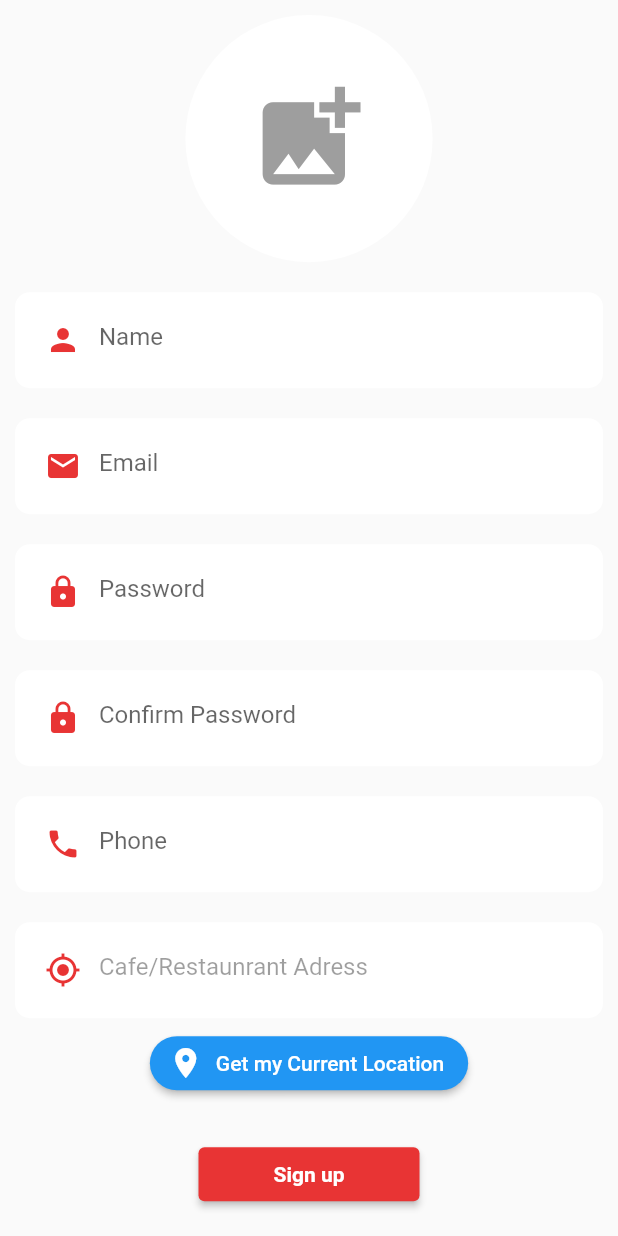
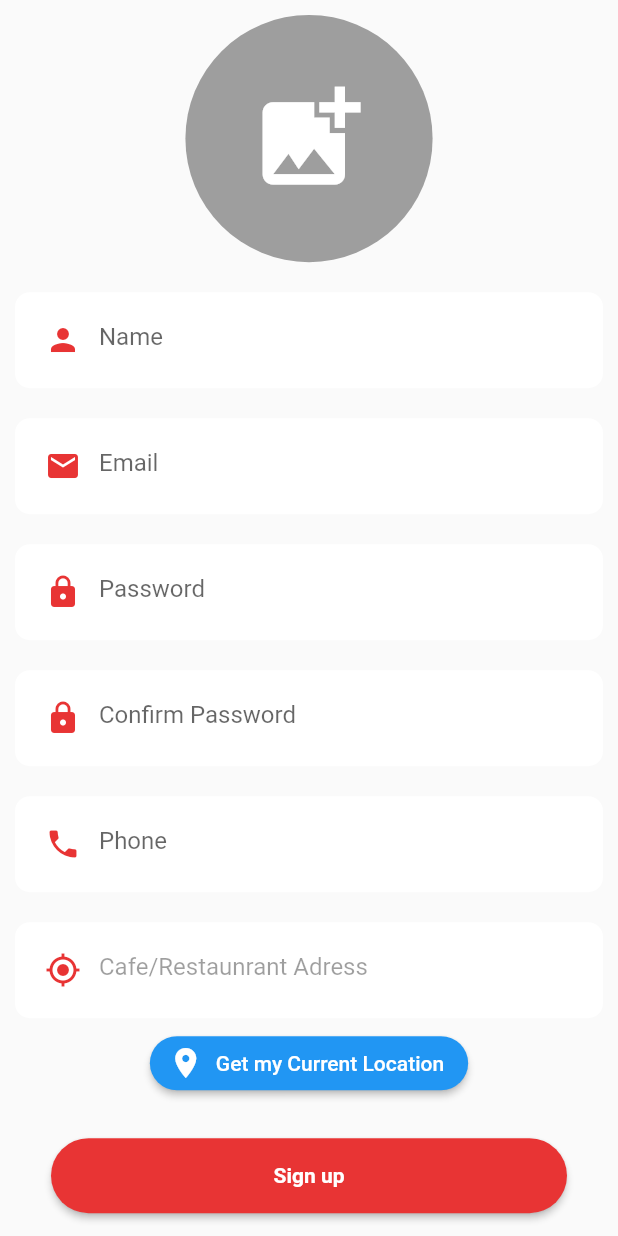
Before and after one commit to SeyaKen/GoogleMap0-SplashScreen, a Flutter app: the RegisterScreen widget shown alone on an empty page, opened directly, after a tap on "Get my Current Location", on a phone screen of 412 x 824 dp. Run offline on Flutter 3.47's test engine with Material 2 defaults, Android fonts, the phone set to English and light mode, and no system bars; our stand-ins replace geocoding, geolocator, image_picker.

Commit message:
Change Icon

```diff
--- a/lib/authentication/login.dart
+++ b/lib/authentication/login.dart
@@ -61,8 +61,14 @@ class _LoginScreenState extends State<LoginScreen> {
                         fontWeight: FontWeight.bold,
                       )),
                   style: ElevatedButton.styleFrom(
+                    shape: RoundedRectangleBorder(
+                      borderRadius: BorderRadius.circular(30),
+                    ),
                     primary: const Color(0xffe83434),
-                    padding: const EdgeInsets.symmetric(horizontal: 50, vertical: 10),
+                    padding: EdgeInsets.symmetric(
+                      horizontal: MediaQuery.of(context).size.width * 0.36,
+                      vertical: 17
+                    ),
                   ),
                   onPressed: () {
                     print('clicked!');
--- a/lib/authentication/register.dart
+++ b/lib/authentication/register.dart
@@ -2,6 +2,8 @@ import 'dart:io';
 
 import 'package:flutter/material.dart';
 import 'package:foodpand_sellers_app/widget/custom_text_field.dart';
+import 'package:geocoding/geocoding.dart';
+import 'package:geolocator/geolocator.dart';
 import 'package:image_picker/image_picker.dart';
 
 class RegisterScreen extends StatefulWidget {
@@ -25,6 +27,10 @@ class _RegisterScreenState extends State<RegisterScreen> {
   XFile? imageXFile;
   final ImagePicker _picker = ImagePicker();
 
+  //
+  Position? position;
+  List<Placemark>? placeMarks;
+
   // voidとは
   // => returnがない事は決まってるから、わかりやすく印を付けとく
   // つまり何も返ってこない
@@ -39,6 +45,37 @@ class _RegisterScreenState extends State<RegisterScreen> {
     setState(() {
       imageXFile;
     });
+  }
+
+  // 現在地取得のための関数
+  getCurrentLocation() async {
+    // この1行がないとIOSだと機能しない
+    await Geolocator.requestPermission();
+
+    Position newPosition = await Geolocator.getCurrentPosition(
+      desiredAccuracy: LocationAccuracy.high,
+    );
+    position = newPosition;
+    placeMarks = await placemarkFromCoordinates(
+      position!.latitude,
+      position!.longitude,
+    );
+
+    print('プレースマークス');
+    print(placeMarks);
+
+    Placemark pMark = placeMarks![0];
+
+    print('pマーク');
+    print(placeMarks);
+
+    String completeAddress =
+        '${pMark.subThoroughfare} ${pMark.thoroughfare}, ${pMark.subLocality} ${pMark.locality}, ${pMark.subAdministrativeArea}, ${pMark.administrativeArea} ${pMark.postalCode}, ${pMark.country}';
+
+    print('住所？');
+    print(completeAddress);
+
+    locationController.text = completeAddress;
   }
 
   @override
@@ -58,7 +95,7 @@ class _RegisterScreenState extends State<RegisterScreen> {
             // CircleAvatarはbackgroundImage
             // に指定したのを、丸くしてくれるやつ？
             child: CircleAvatar(
-                backgroundColor: Colors.white,
+                backgroundColor: Colors.grey,
                 radius: MediaQuery.of(context).size.width * 0.20,
                 backgroundImage: imageXFile == null
                     ? null
@@ -67,7 +104,7 @@ class _RegisterScreenState extends State<RegisterScreen> {
                     ? Icon(
                         Icons.add_photo_alternate,
                         size: MediaQuery.of(context).size.width * 0.2,
-                        color: Colors.grey,
+                        color: Colors.white,
                       )
                     : null)),
         const SizedBox(height: 10),
@@ -126,6 +163,7 @@ class _RegisterScreenState extends State<RegisterScreen> {
                         color: Colors.white,
                       ),
                       onPressed: () {
+                        getCurrentLocation();
                         print('clicked');
                       },
                       style: ElevatedButton.styleFrom(
@@ -145,8 +183,13 @@ class _RegisterScreenState extends State<RegisterScreen> {
                       )),
                   style: ElevatedButton.styleFrom(
                     primary: const Color(0xffe83434),
-                    padding: const EdgeInsets.symmetric(
-                        horizontal: 50, vertical: 10),
+                    shape: RoundedRectangleBorder(
+                      borderRadius: BorderRadius.circular(30),
+                    ),
+                    padding: EdgeInsets.symmetric(
+                        horizontal: MediaQuery.of(context).size.width * 0.36,
+                        vertical: 17
+                      ),
                   ),
                   onPressed: () {
                     print('clicked!');
```
Also changed, not shown: pubspec.yaml (+8 -14 lines), images/demaekan.png (added), pubspec.lock, 27 other files.
